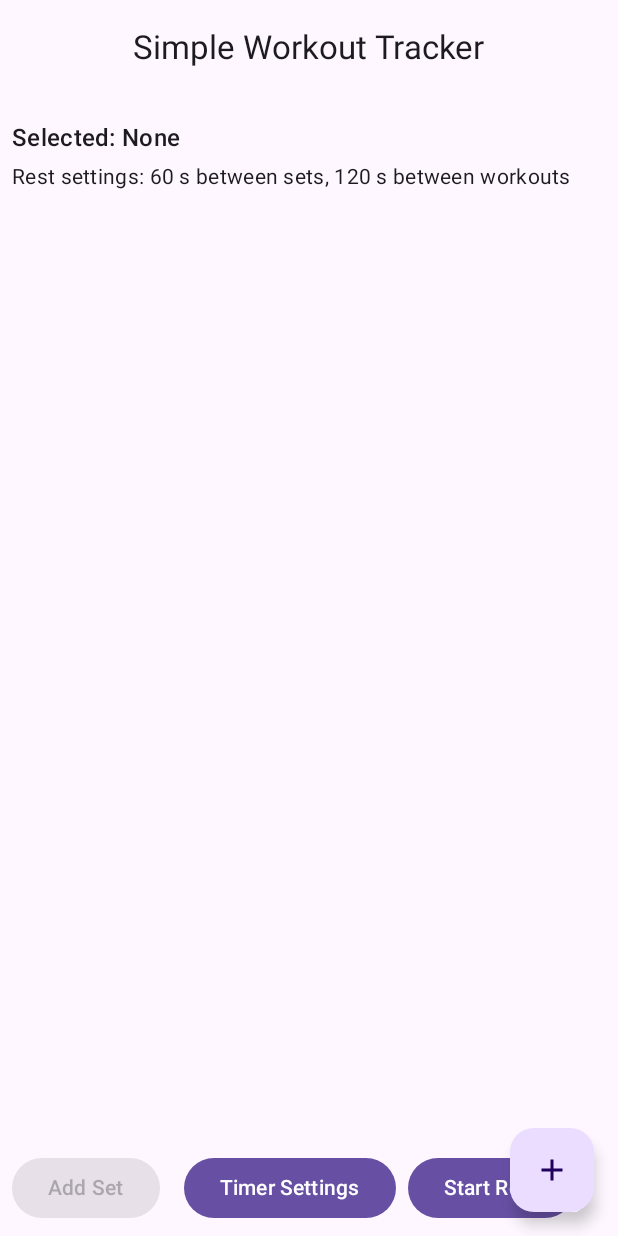
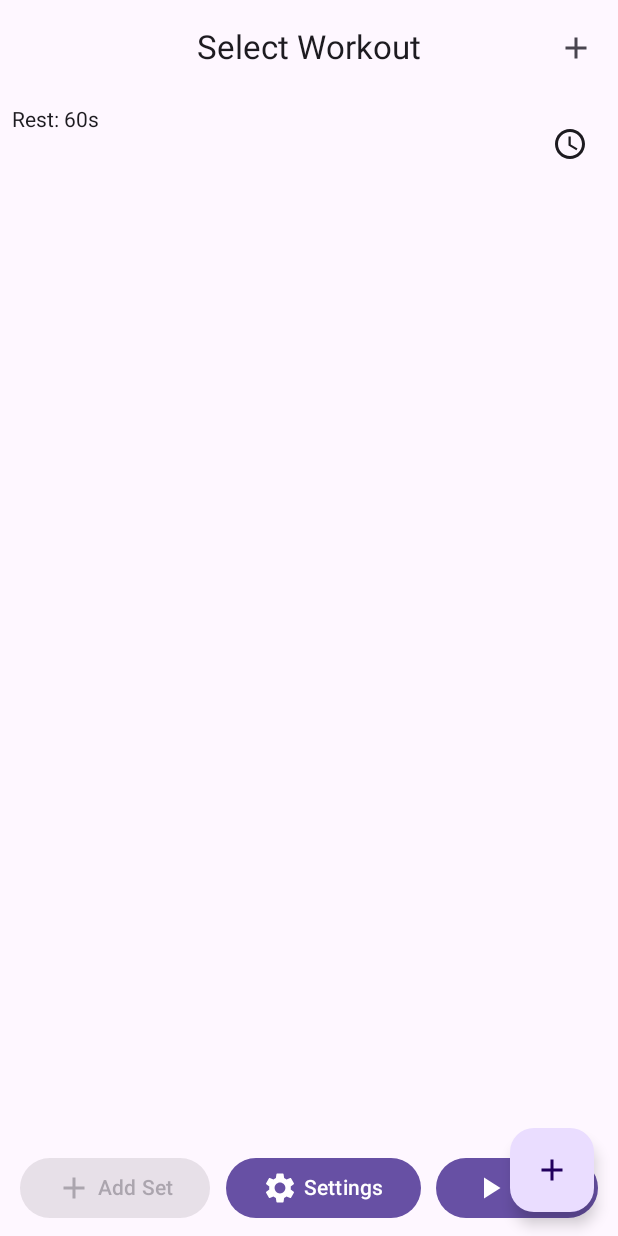
Before and after one commit to Re7enton/Re7enton_Simple_Workout_App, an Android app built with Jetpack Compose: the @Preview function MainScreenPreview, on a phone screen of 412 x 824 dp. Run offline under Robolectric (Android 15) with nearby library versions, the phone set to English and light mode, and no system bars; our stand-ins replace Dagger/Hilt's generated code, Timber; 1 statement that could not run was skipped.

Commit message:
edited MainScreen to have edit, delete buttons and also changed the icon placements to avoid collision.

```diff
--- a/app/build.gradle.kts
+++ b/app/build.gradle.kts
@@ -60,6 +60,7 @@ dependencies {
     implementation(libs.ksp.api)
     implementation(libs.timber)
     implementation(libs.hilt.navigation.compose)
+    implementation(libs.material.icons.extended)
 
 
     testImplementation(libs.junit)
--- a/app/src/main/java/com/example/re7entonsimpleworkoutapp/ui/screens/MainScreen.kt
+++ b/app/src/main/java/com/example/re7entonsimpleworkoutapp/ui/screens/MainScreen.kt
@@ -2,77 +2,111 @@ package com.example.re7entonsimpleworkoutapp.ui.screens
 
 import androidx.compose.foundation.border
 import androidx.compose.foundation.clickable
-import androidx.compose.foundation.layout.Column
-import androidx.compose.foundation.layout.Row
-import androidx.compose.foundation.layout.Spacer
-import androidx.compose.foundation.layout.fillMaxSize
-import androidx.compose.foundation.layout.padding
-import androidx.compose.foundation.layout.width
+import androidx.compose.foundation.layout.*
 import androidx.compose.foundation.lazy.LazyColumn
-import androidx.compose.foundation.lazy.LazyRow
 import androidx.compose.foundation.lazy.items
 import androidx.compose.material.icons.Icons
+import androidx.compose.material.icons.filled.AccessTime
 import androidx.compose.material.icons.filled.Add
+import androidx.compose.material.icons.filled.Delete
+import androidx.compose.material.icons.filled.Edit
+import androidx.compose.material.icons.filled.PlayArrow
+import androidx.compose.material.icons.filled.Settings
+import androidx.compose.material.icons.filled.Timer
 import androidx.compose.material3.Button
-import androidx.compose.material3.Card
 import androidx.compose.material3.CenterAlignedTopAppBar
+import androidx.compose.material3.DropdownMenuItem
 import androidx.compose.material3.ExperimentalMaterial3Api
+import androidx.compose.material3.ExposedDropdownMenuBox
 import androidx.compose.material3.FloatingActionButton
 import androidx.compose.material3.Icon
+import androidx.compose.material3.IconButton
+import androidx.compose.material3.IconToggleButton
 import androidx.compose.material3.MaterialTheme
 import androidx.compose.material3.Scaffold
 import androidx.compose.material3.Text
-import androidx.compose.runtime.Composable
-import androidx.compose.runtime.collectAsState
-import androidx.compose.runtime.getValue
-import androidx.compose.runtime.mutableStateOf
-import androidx.compose.runtime.remember
-import androidx.compose.runtime.setValue
+import androidx.compose.runtime.*
 import androidx.compose.ui.Modifier
-import androidx.compose.ui.draw.clip
 import androidx.compose.ui.graphics.Color
 import androidx.compose.ui.tooling.preview.Preview
 import androidx.compose.ui.unit.dp
-import com.example.re7entonsimpleworkoutapp.ui.components.AddWorkoutDialog
+import androidx.hilt.navigation.compose.hiltViewModel
+import com.example.re7entonsimpleworkoutapp.data.model.WorkoutSet
+import com.example.re7entonsimpleworkoutapp.ui.components.RestCountdownDialog
 import com.example.re7entonsimpleworkoutapp.ui.components.RestTimerDialog
-import com.example.re7entonsimpleworkoutapp.ui.theme.Re7entonSimpleWorkoutAppTheme
+import com.example.re7entonsimpleworkoutapp.ui.components.SetDialog
+import com.example.re7entonsimpleworkoutapp.ui.components.WorkoutDialog
 import com.example.re7entonsimpleworkoutapp.viewmodel.WorkoutViewModel
-import androidx.hilt.navigation.compose.hiltViewModel
-import com.example.re7entonsimpleworkoutapp.ui.components.RestCountdownDialog
 import timber.log.Timber
 
 @OptIn(ExperimentalMaterial3Api::class)
 @Composable
-fun MainScreen(
-    modifier: Modifier = Modifier,
-    vm: WorkoutViewModel = hiltViewModel()
-) {
-    // 1) Collect StateFlows from ViewModel
+fun MainScreen(vm: WorkoutViewModel = hiltViewModel()) {
+    // 1) State from ViewModel
     val workouts by vm.workouts.collectAsState()
-    val selectedWorkout by vm.selectedWorkout.collectAsState()
+    val selected by vm.selectedWorkout.collectAsState()
     val sets by vm.sets.collectAsState()
     val restSets by vm.restBetweenSets.collectAsState()
     val restWorkouts by vm.restBetweenWorkouts.collectAsState()
+    val useWorkoutTimer by vm.useWorkoutTimer.collectAsState()
 
-    // 2) Local UI state: which dialogs to show
-    var showAddWorkout by remember { mutableStateOf(false) }
-    var showAddSet by remember { mutableStateOf(false) }
+    // 2) UI state
+    var dropdownExpanded by remember { mutableStateOf(false) }
+    var workoutDialog by remember { mutableStateOf<Pair<Boolean, String?>>(false to null) }
+    var setDialog by remember { mutableStateOf<Pair<Boolean, WorkoutSet?>>(false to null) }
     var showTimerSettings by remember { mutableStateOf(false) }
-    var showTimerCountdown by remember { mutableStateOf(false) }
-    // Which timer duration to use for countdown
-    var countdownSeconds by remember { mutableStateOf(0) }
+    var showCountdown by remember { mutableStateOf(false) }
 
     Scaffold(
-        modifier = modifier,
         topBar = {
-            CenterAlignedTopAppBar(title = { Text("Simple Workout Tracker") })
+            CenterAlignedTopAppBar(
+                title = {
+                    ExposedDropdownMenuBox(
+                        expanded = dropdownExpanded,
+                        onExpandedChange = { dropdownExpanded = !dropdownExpanded }
+                    ) {
+                        Text(
+                            text = selected?.name ?: "Select Workout",
+                            modifier = Modifier
+                                .clickable { dropdownExpanded = true }
+                                .padding(8.dp)
+                        )
+                        ExposedDropdownMenu(
+                            expanded = dropdownExpanded,
+                            onDismissRequest = { dropdownExpanded = false }
+                        ) {
+                            workouts.forEach { w ->
+                                DropdownMenuItem(
+                                    text = { Text(w.name) },
+                                    onClick = {
+                                        vm.selectWorkout(w)
+                                        dropdownExpanded = false
+                                        Timber.d("Selected workout: ${w.name}")
+                                    },
+                                    trailingIcon = {
+                                        IconButton(onClick = {
+                                            workoutDialog = true to w.name
+                                        }) { Icon(Icons.Default.Edit, null) }
+                                        IconButton(onClick = { vm.deleteWorkout(w) }) {
+                                            Icon(Icons.Default.Delete, null)
+                                        }
+                                    }
+                                )
+                            }
+                        }
+                    }
+                },
+                actions = {
+                    IconButton(onClick = { workoutDialog = true to null }) {
+                        Icon(Icons.Default.Add, null)
+                    }
+                }
+            )
         },
         floatingActionButton = {
-            FloatingActionButton(onClick = {
-                Timber.d("FAB clicked: showAddWorkout")
-                showAddWorkout = true
-            }) {
-                Icon(Icons.Default.Add, contentDescription = "Add Workout")
+            // No 'enabled' param on M3 FAB
+            FloatingActionButton(onClick = { /* no-op */ }) {
+                Icon(Icons.Default.Add, null)
             }
         }
     ) { padding ->
@@ -81,156 +115,119 @@ fun MainScreen(
                 .padding(padding)
                 .fillMaxSize()
         ) {
-            // --- Workouts Row ---
-            LazyRow(modifier = Modifier.padding(8.dp)) {
-                items(workouts) { workout ->
-                    // Highlight card if it's selected
-                    val isSelected = workout.id == selectedWorkout?.id
-                    Card(
-                        modifier = Modifier
-                            .padding(4.dp)
-                            .clip(MaterialTheme.shapes.medium)
-                            .border(
-                                width = if (isSelected) 2.dp else 1.dp,
-                                color = if (isSelected)
-                                    MaterialTheme.colorScheme.primary
-                                else Color.Gray,
-                                shape = MaterialTheme.shapes.medium
-                            )
-                            .clickable {
-                                Timber.d("Selected workout: ${workout.name}")
-                                vm.selectWorkout(workout)
+            // Rest toggle
+            Row(
+                Modifier
+                    .fillMaxWidth()
+                    .padding(8.dp),
+                horizontalArrangement = Arrangement.SpaceBetween
+            ) {
+                Text("Rest: ${if (useWorkoutTimer) restWorkouts else restSets}s")
+                IconToggleButton(
+                    checked = useWorkoutTimer,
+                    onCheckedChange = { vm.toggleTimerChoice(it) }
+                ) {
+                    Icon(
+                        imageVector = if (useWorkoutTimer) Icons.Default.Timer else Icons.Default.AccessTime,
+                        contentDescription = null
+                    )
+                }
+            }
+
+            // Sets list
+            LazyColumn(
+                Modifier
+                    .weight(1f)
+                    .padding(8.dp)
+            ) {
+                items(sets) { s ->
+                    Row(
+                        Modifier
+                            .fillMaxWidth()
+                            .padding(vertical = 4.dp)
+                            .border(1.dp, Color.Gray, MaterialTheme.shapes.small),
+                        horizontalArrangement = Arrangement.SpaceBetween
+                    ) {
+                        Text("Weight: ${s.weightKg} kg", Modifier.padding(8.dp))
+                        Row {
+                            IconButton(onClick = { setDialog = true to s }) {
+                                Icon(Icons.Default.Edit, null)
                             }
-                    ) {
-                        Text(
-                            text = workout.name,
-                            style = MaterialTheme.typography.bodyLarge,
-                            modifier = Modifier.padding(16.dp)
-                        )
+                            IconButton(onClick = { vm.deleteSet(s) }) {
+                                Icon(Icons.Default.Delete, null)
+                            }
+                        }
                     }
                 }
             }
 
-            // --- Info Text ---
-            Text(
-                text = "Selected: ${selectedWorkout?.name ?: "None"}",
-                style = MaterialTheme.typography.titleMedium,
-                modifier = Modifier.padding(horizontal = 8.dp)
-            )
-            Text(
-                text = "Rest settings: $restSets s between sets, $restWorkouts s between workouts",
-                style = MaterialTheme.typography.bodyMedium,
-                modifier = Modifier.padding(horizontal = 8.dp, vertical = 4.dp)
-            )
-
-            // --- Sets List ---
-            LazyColumn(
-                modifier = Modifier
-                    .weight(1f)
-                    .padding(8.dp)
+            // Bottom buttons
+            Row(
+                Modifier
+                    .fillMaxWidth()
+                    .padding(8.dp),
+                horizontalArrangement = Arrangement.SpaceAround
             ) {
-                items(sets) { set ->
-                    Text(
-                        text = "Weight: ${set.weightKg} kg",
-                        style = MaterialTheme.typography.bodyLarge,
-                        modifier = Modifier.padding(vertical = 4.dp)
-                    )
+                Button(onClick = { setDialog = true to null }, enabled = selected != null) {
+                    Icon(Icons.Default.Add, null); Spacer(Modifier.width(4.dp)); Text("Add Set")
                 }
-            }
-
-            // --- Buttons Row ---
-            Row(modifier = Modifier.padding(8.dp)) {
-                Button(
-                    onClick = {
-                        Timber.d("Add Set button clicked")
-                        showAddSet = true
-                    },
-                    enabled = selectedWorkout != null
-                ) {
-                    Text("Add Set")
+                Button(onClick = { showTimerSettings = true }) {
+                    Icon(Icons.Default.Settings, null); Spacer(Modifier.width(4.dp)); Text("Settings")
                 }
-                Spacer(modifier = Modifier.width(16.dp))
-                Button(onClick = {
-                    Timber.d("Rest Timer settings clicked")
-                    showTimerSettings = true
-                }) {
-                    Text("Timer Settings")
-                }
-                Spacer(modifier = Modifier.width(8.dp))
-                Button(
-                    onClick = {
-                        // Start a countdown for set rest
-                        countdownSeconds = restSets
-                        showTimerCountdown = true
-                        Timber.d("Started rest countdown for $countdownSeconds seconds")
-                    },
-                    enabled = true
-                ) {
-                    Text("Start Rest")
+                Button(onClick = { showCountdown = true }) {
+                    Icon(Icons.Default.PlayArrow, null); Spacer(Modifier.width(4.dp)); Text("Start")
                 }
             }
         }
 
-        // --- DIALOGS ---
-        if (showAddWorkout) {
-            AddWorkoutDialog(
-                label = "New Workout Name",
-                onAdd = { name ->
-                    if (name.isBlank()) {
-                        Timber.w("Tried to add blank workout")
-                    } else {
-                        vm.addWorkout(name)
-                    }
-                    showAddWorkout = false
+        // Workout dialog
+        if (workoutDialog.first) {
+            WorkoutDialog(
+                title = if (workoutDialog.second == null) "Add Workout" else "Edit Workout",
+                initial = workoutDialog.second,
+                onConfirm = { name ->
+                    if (workoutDialog.second == null) vm.addWorkout(name)
+                    else vm.editWorkout(vm.selectedWorkout.value!!.copy(name = name))
+                    workoutDialog = false to null
                 },
-                onDismiss = { showAddWorkout = false }
+                onDismiss = { workoutDialog = false to null }
             )
         }
 
-        if (showAddSet) {
-            AddWorkoutDialog(
-                label = "Enter Weight (kg)",
-                onAdd = { input ->
-                    val w = input.toFloatOrNull()
-                    if (w == null) {
-                        Timber.w("Invalid weight input: '$input'")
-                    } else {
-                        vm.addSet(w)
-                    }
-                    showAddSet = false
+        // Set dialog
+        if (setDialog.first) {
+            SetDialog(
+                title = if (setDialog.second == null) "Add Set" else "Edit Set",
+                initial = setDialog.second?.weightKg,
+                onConfirm = { wt ->
+                    if (setDialog.second == null) vm.addSet(wt)
+                    else vm.editSet(setDialog.second!!.copy(weightKg = wt))
+                    setDialog = false to null
                 },
-                onDismiss = { showAddSet = false }
+                onDismiss = { setDialog = false to null }
             )
         }
 
+        // Timer settings
         if (showTimerSettings) {
             RestTimerDialog(
                 defaultSet = restSets,
                 defaultWorkout = restWorkouts,
-                onSave = { setsSec, workSec ->
-                    vm.updateRestBetweenSets(setsSec)
-                    vm.updateRestBetweenWorkouts(workSec)
-                    Timber.i("Rest settings updated: $setsSec / $workSec")
+                onSave = { s, w ->
+                    vm.updateRestBetweenSets(s)
+                    vm.updateRestBetweenWorkouts(w)
                     showTimerSettings = false
                 },
-                onDismiss = {
-                    Timber.d("Timer settings dismissed")
-                    showTimerSettings = false
-                }
+                onDismiss = { showTimerSettings = false }
             )
         }
 
-        if (showTimerCountdown) {
+        // Countdown
+        if (showCountdown) {
             RestCountdownDialog(
-                seconds = countdownSeconds,
-                onFinish = {
-                    Timber.i("Rest countdown finished")
-                    showTimerCountdown = false
-                },
-                onCancel = {
-                    Timber.d("Rest countdown cancelled")
-                    showTimerCountdown = false
-                }
+                seconds = if (useWorkoutTimer) restWorkouts else restSets,
+                onFinish = { showCountdown = false },
+                onCancel = { showCountdown = false }
             )
         }
     }
@@ -239,5 +236,5 @@ fun MainScreen(
 @Preview(showBackground = true)
 @Composable
 fun MainScreenPreview() {
-    MainScreen(modifier = Modifier.fillMaxSize())
+    MainScreen()
 }
--- a/gradle/libs.versions.toml
+++ b/gradle/libs.versions.toml
@@ -38,7 +38,7 @@ hilt-compiler = { module = "com.google.dagger:hilt-compiler", version.ref = "hil
 ksp-api = { module = "com.google.devtools.ksp:symbol-processing-api", version.ref = "ksp" }
 timber = { module = "com.jakewharton.timber:timber", version.ref = "timber" }
 hilt-navigation-compose = { module = "androidx.hilt:hilt-navigation-compose", version.ref = "hilt-navigation" }
-
+material-icons-extended = { group = "androidx.compose.material", name = "material-icons-extended" }
 
 [plugins]
 android-application = { id = "com.android.application", version.ref = "agp" }
```
